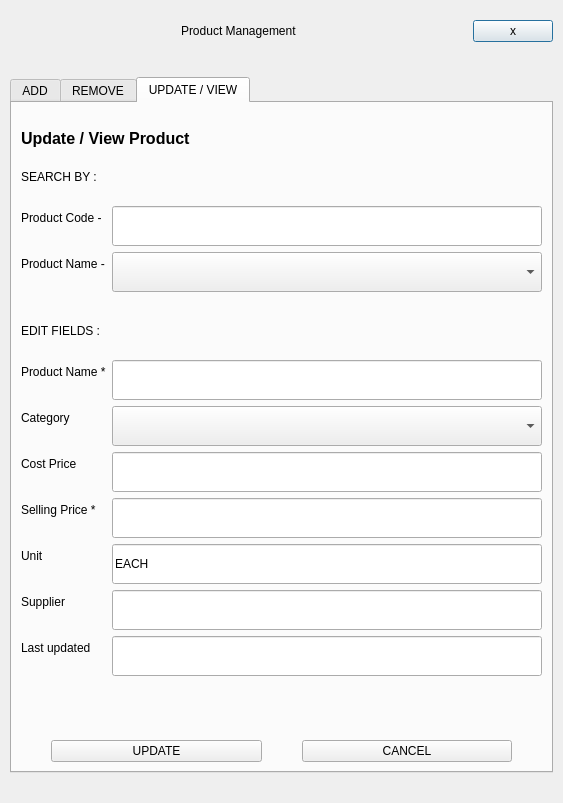
Above: Project/ui/product_menu.ui from Selvam-T/POS before the change. Below: the same form after it.
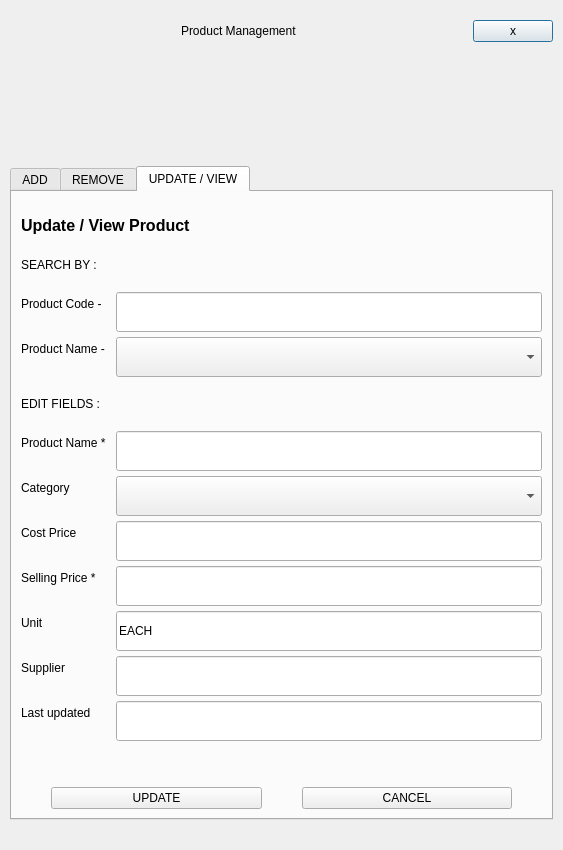
That is the form after the change.

Commit message: Dialog customTitleBar squished issue resolved, by setting QDialog minimimHeight

What changed in the file:
```diff
--- a/Project/ui/product_menu.ui
+++ b/Project/ui/product_menu.ui
@@ -7,12 +7,18 @@
     <x>0</x>
     <y>0</y>
     <width>563</width>
-    <height>803</height>
+    <height>850</height>
    </rect>
   </property>
-  <layout class="QVBoxLayout" name="verticalLayout">
+  <property name="minimumSize">
+   <size>
+    <width>0</width>
+    <height>850</height>
+   </size>
+  </property>
+  <layout class="QVBoxLayout" name="mainVerticalLayout">
    <property name="spacing">
-    <number>5</number>
+    <number>10</number>
    </property>
    <property name="leftMargin">
     <number>10</number>
@@ -96,12 +102,12 @@
       <enum>Qt::Vertical</enum>
      </property>
      <property name="sizeType">
-      <enum>QSizePolicy::Fixed</enum>
+      <enum>QSizePolicy::Expanding</enum>
      </property>
      <property name="sizeHint" stdset="0">
       <size>
        <width>20</width>
-       <height>20</height>
+       <height>5</height>
       </size>
      </property>
     </spacer>
@@ -624,6 +630,22 @@
        <string>UPDATE / VIEW</string>
       </attribute>
       <layout class="QVBoxLayout" name="updateLayout">
+       <item>
+        <spacer name="verticalSpacer_21">
+         <property name="orientation">
+          <enum>Qt::Vertical</enum>
+         </property>
+         <property name="sizeType">
+          <enum>QSizePolicy::Fixed</enum>
+         </property>
+         <property name="sizeHint" stdset="0">
+          <size>
+           <width>20</width>
+           <height>15</height>
+          </size>
+         </property>
+        </spacer>
+       </item>
        <item>
         <widget class="QLabel" name="updateHeaderLabel">
          <property name="font">
@@ -638,8 +660,30 @@
          </property>
         </widget>
        </item>
+       <item>
+        <spacer name="verticalSpacer_22">
+         <property name="orientation">
+          <enum>Qt::Vertical</enum>
+         </property>
+         <property name="sizeType">
+          <enum>QSizePolicy::Expanding</enum>
+         </property>
+         <property name="sizeHint" stdset="0">
+          <size>
+           <width>20</width>
+           <height>15</height>
+          </size>
+         </property>
+        </spacer>
+       </item>
        <item>
         <layout class="QFormLayout" name="update_formLayout">
+         <property name="horizontalSpacing">
+          <number>10</number>
+         </property>
+         <property name="verticalSpacing">
+          <number>5</number>
+         </property>
          <item row="0" column="0">
           <widget class="QLabel" name="search2SubLbl">
            <property name="text">
@@ -719,12 +763,12 @@
             <enum>Qt::Vertical</enum>
            </property>
            <property name="sizeType">
-            <enum>QSizePolicy::Fixed</enum>
+            <enum>QSizePolicy::Expanding</enum>
            </property>
            <property name="sizeHint" stdset="0">
             <size>
              <width>20</width>
-             <height>20</height>
+             <height>10</height>
             </size>
            </property>
           </spacer>
@@ -735,12 +779,12 @@
             <enum>Qt::Vertical</enum>
            </property>
            <property name="sizeType">
-            <enum>QSizePolicy::Fixed</enum>
+            <enum>QSizePolicy::Expanding</enum>
            </property>
            <property name="sizeHint" stdset="0">
             <size>
              <width>20</width>
-             <height>20</height>
+             <height>10</height>
             </size>
            </property>
           </spacer>
@@ -914,6 +958,22 @@
          </item>
         </layout>
        </item>
+       <item>
+        <spacer name="verticalSpacer_15">
+         <property name="orientation">
+          <enum>Qt::Vertical</enum>
+         </property>
+         <property name="sizeType">
+          <enum>QSizePolicy::Fixed</enum>
+         </property>
+         <property name="sizeHint" stdset="0">
+          <size>
+           <width>20</width>
+           <height>10</height>
+          </size>
+         </property>
+        </spacer>
+       </item>
        <item>
         <widget class="QLabel" name="updateStatusLabel">
          <property name="text">
@@ -927,6 +987,22 @@
          </property>
         </widget>
        </item>
+       <item>
+        <spacer name="verticalSpacer_16">
+         <property name="orientation">
+          <enum>Qt::Vertical</enum>
+         </property>
+         <property name="sizeType">
+          <enum>QSizePolicy::Fixed</enum>
+         </property>
+         <property name="sizeHint" stdset="0">
+          <size>
+           <width>20</width>
+           <height>10</height>
+          </size>
+         </property>
+        </spacer>
+       </item>
        <item>
         <layout class="QHBoxLayout" name="update_actionBtns">
          <property name="spacing">
```
Left out of the diff: 140 changed lines with no effect on the pictures. The commit also changes 6 other files.
